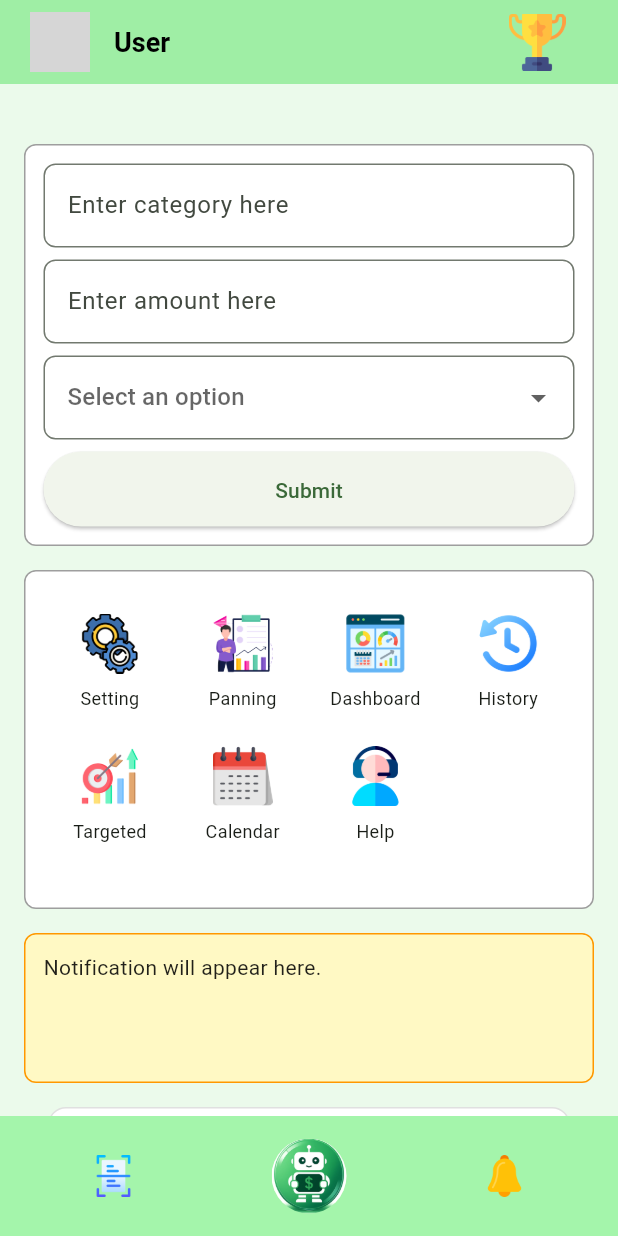
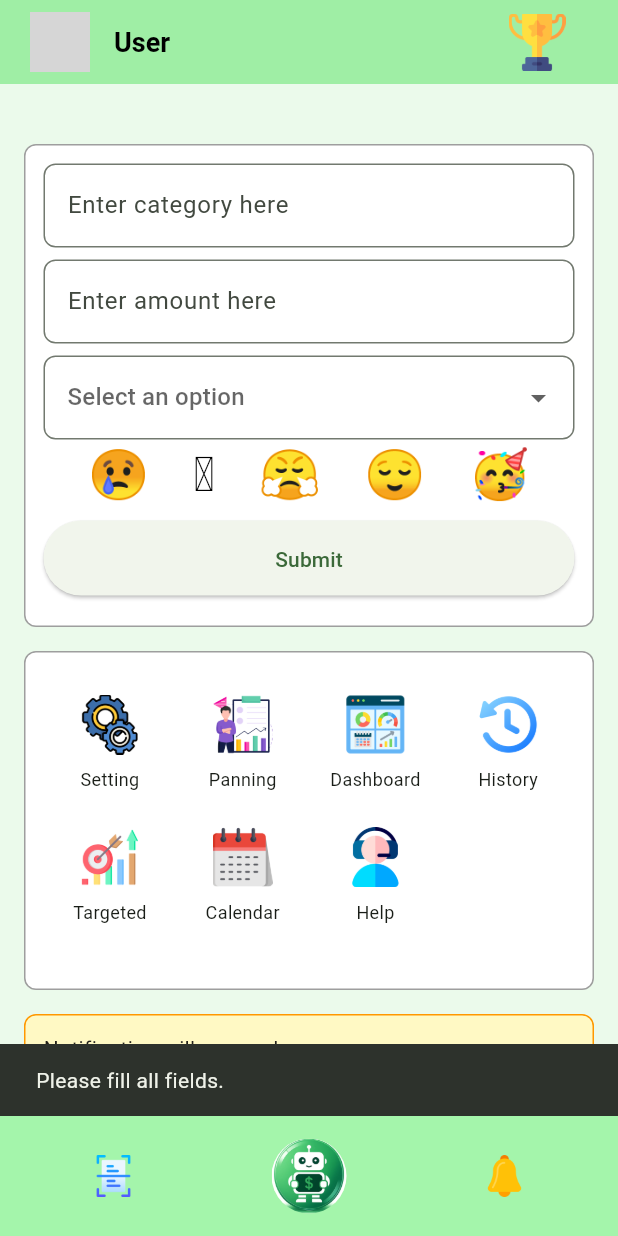
Before and after one commit to Saqlain-mushtaq-alamin/Finura, a Flutter app: the HomePage screen opened directly, after a tap on "Submit", on a phone screen of 412 x 824 dp. Run offline on Flutter 3.47's test engine with Material 3 defaults, Android fonts, the phone set to English and light mode, and no system bars; our stand-ins replace connectivity_plus, image_picker, sqflite, table_calendar; accounts and stored records are empty; network calls fail; grey boxes are pictures that could not be loaded.

Commit message:
add mood tracking option on home page

```diff
--- a/finura_frontend/lib/views/homePage.dart
+++ b/finura_frontend/lib/views/homePage.dart
@@ -10,13 +10,9 @@ import 'package:flutter/services.dart';
 import 'package:sqflite/sqflite.dart';
 
 // ignore: must_be_immutable
-class HomePage extends StatelessWidget {
+class HomePage extends StatefulWidget {
   final String userFirstName;
   final String userProfilePicUrl;
-
-  final TextEditingController categoryController = TextEditingController();
-  final TextEditingController amountController = TextEditingController();
-  String? selectedOption;
 
   var user_Id; // 👈 user_id from the user table
 
@@ -26,6 +22,18 @@ class HomePage extends StatelessWidget {
     required this.userProfilePicUrl,
     required this.user_Id, // 👈 user_id from the user table
   });
+
+  @override
+  State<HomePage> createState() => _HomePageState();
+}
+
+class _HomePageState extends State<HomePage> {
+  final TextEditingController categoryController = TextEditingController();
+
+  final TextEditingController amountController = TextEditingController();
+  int selectedMood = 0;
+
+  String? selectedOption;
 
   ImageProvider _buildImageProvider(String path) {
     if (path.startsWith('http')) {
@@ -122,7 +130,6 @@ class HomePage extends StatelessWidget {
   }
 
   // Build method to create the HomePage UI
-
   @override
   Widget build(BuildContext context) {
     return Scaffold(
@@ -138,26 +145,21 @@ class HomePage extends StatelessWidget {
               padding: const EdgeInsets.only(left: 20.0, right: 16.0),
 
               child: ClipOval(
-
                 child: SizedBox(
                   width: 40,
                   height: 40,
 
                   child: Image(
-                    image: _buildImageProvider(userProfilePicUrl),
+                    image: _buildImageProvider(widget.userProfilePicUrl),
                     fit: BoxFit.cover,
-
                   ),
                 ),
               ),
             ),
 
-
-
             // User first name
             Text(
-
-              userFirstName,
+              widget.userFirstName,
               style: const TextStyle(
                 color: Colors.black,
                 fontWeight: FontWeight.w600,
@@ -288,6 +290,45 @@ class HomePage extends StatelessWidget {
                       },
                     ),
 
+                    // Emoji Rating Row
+                    Row(
+                      mainAxisAlignment: MainAxisAlignment.spaceEvenly,
+                      children: List.generate(5, (index) {
+                        // Mapping emoji and mood value
+                        final emojiList = ["😢", "🫠", "😤", "😌", "🥳"];
+                        final moodValue = index + 1;
+
+                        return GestureDetector(
+                          onTap: () {
+                            setState(() {
+                              selectedMood = moodValue;
+                            });
+                          },
+                          onLongPress: () async {
+                            setState(() {
+                              selectedMood = 0; // Deselect
+                            });
+
+                            // Optional: Play sound (requires audioplayers or similar package)
+                            // await AudioPlayer().play(AssetSource('sounds/unselect.mp3'));
+                          },
+                          child: AnimatedScale(
+                            duration: const Duration(milliseconds: 200),
+                            scale: selectedMood == moodValue ? 1.4 : 1.0,
+                            child: Text(
+                              emojiList[index],
+                              style: TextStyle(
+                                fontSize: 32,
+                                color: selectedMood == moodValue
+                                    ? Colors.blueAccent
+                                    : Colors.black,
+                              ),
+                            ),
+                          ),
+                        );
+                      }),
+                    ),
+
                     //submit button
                     const SizedBox(height: 8),
                     SizedBox(
@@ -296,15 +337,16 @@ class HomePage extends StatelessWidget {
                       child: ElevatedButton(
                         onPressed: () {
                           // Handle submit action
-                          if (selectedOption == "ExpenseOption") {
-                            // Handle Expense option
-                            if (categoryController.text.isNotEmpty &&
-                                amountController.text.isNotEmpty &&
-                                selectedOption != null) {
+                          if (categoryController.text.isNotEmpty &&
+                              amountController.text.isNotEmpty) {
+                            if (selectedOption == "ExpenseOption") {
+                              // Handle Expense option
+
                               // Call the insertExpenseEntry method
                               insertExpenseEntry(
-                                userId: user_Id, // 👈 Pass the user_id
-                                mood: 3, //!replace it with  mood logical value
+                                userId: widget.user_Id, // 👈 Pass the user_id
+                                mood:
+                                    selectedMood, //!replace it with  mood logical value
                                 description: categoryController.text,
                                 amount: double.parse(amountController.text),
                               );
@@ -313,29 +355,24 @@ class HomePage extends StatelessWidget {
                               categoryController.clear();
                               amountController.clear();
                               selectedOption = null;
+                              setState(() {
+                                selectedMood =
+                                    0; // 👈 Unselect emoji after submit
+                              });
 
                               ScaffoldMessenger.of(context).showSnackBar(
                                 const SnackBar(
                                   content: Text('Expense entry submitted!'),
                                 ),
                               );
-                            } else {
-                              // Show an error message if fields are empty
-                              ScaffoldMessenger.of(context).showSnackBar(
-                                const SnackBar(
-                                  content: Text('Please fill all fields.'),
-                                ),
-                              );
-                            }
-                          } else if (selectedOption == "IncomeOption") {
-                            // Handle Income option
-                            if (categoryController.text.isNotEmpty &&
-                                amountController.text.isNotEmpty &&
-                                selectedOption != null) {
+                            } else if (selectedOption == "IncomeOption") {
+                              // Handle Income option
+
                               // Call the insertIncomeEntry method
                               insertIncomeEntry(
-                                userId: user_Id, // 👈 Pass the user_id
-                                mood: 3, //!replace it with mood logical value
+                                userId: widget.user_Id, // 👈 Pass the user_id
+                                mood:
+                                    selectedMood, //!replace it with mood logical value
                                 category: categoryController.text,
                                 amount: double.parse(amountController.text),
                               );
@@ -344,6 +381,10 @@ class HomePage extends StatelessWidget {
                               categoryController.clear();
                               amountController.clear();
                               selectedOption = null;
+                              setState(() {
+                                selectedMood =
+                                    0; // 👈 Unselect emoji after submit
+                              });
 
                               ScaffoldMessenger.of(context).showSnackBar(
                                 const SnackBar(
@@ -354,10 +395,17 @@ class HomePage extends StatelessWidget {
                               // Show an error message if fields are empty
                               ScaffoldMessenger.of(context).showSnackBar(
                                 const SnackBar(
-                                  content: Text('Please fill all fields.'),
+                                  content: Text('Please select a option.'),
                                 ),
                               );
                             }
+                          } else {
+                            // Show an error message if fields are empty
+                            ScaffoldMessenger.of(context).showSnackBar(
+                              const SnackBar(
+                                content: Text('Please fill all fields.'),
+                              ),
+                            );
                           }
                         },
                         style: ElevatedButton.styleFrom(
@@ -369,6 +417,7 @@ class HomePage extends StatelessWidget {
                         child: const Text('Submit'),
                       ),
                     ),
+                    SizedBox(height: 8),
                   ],
                 ),
               ),
@@ -472,7 +521,7 @@ class HomePage extends StatelessWidget {
                             context,
                             MaterialPageRoute(
                               builder: (context) =>
-                                  HistoryPage(userId: user_Id),
+                                  HistoryPage(userId: widget.user_Id),
                             ),
                           );
                         },
```
